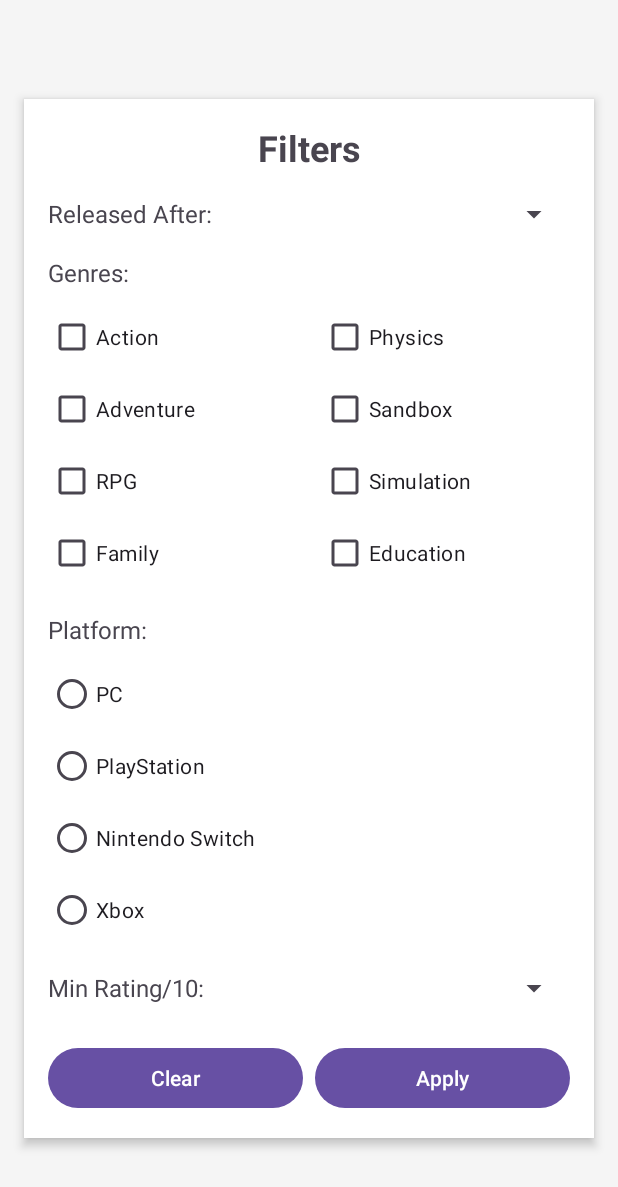
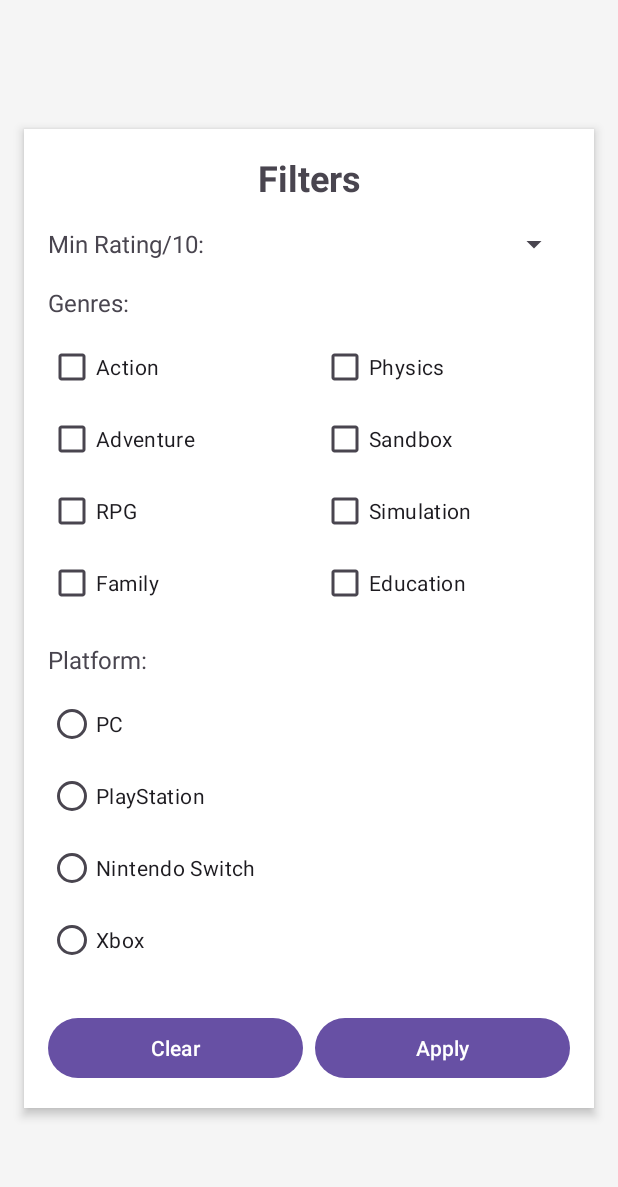
Before and after one commit to omarkashour/GamesAndroidApp, an Android app: the FiltersActivity screen opened directly, with no data from a screen before it, on a phone screen of 412 x 824 dp. Shown: the top 1187 px of the screen. Run offline under Robolectric (Android 15) with nearby library versions, the phone set to English and light mode, and no system bars.

Commit message:
Started work on filters

```diff
--- a/app/src/main/java/com/example/gamesapp/CheckoutActivity.java
+++ b/app/src/main/java/com/example/gamesapp/CheckoutActivity.java
@@ -23,6 +23,7 @@ import com.google.gson.Gson;
 import com.google.gson.reflect.TypeToken;
 
 import java.lang.reflect.Type;
+import java.util.ArrayList;
 import java.util.List;
 
 public class CheckoutActivity extends AppCompatActivity {
@@ -37,7 +38,6 @@ public class CheckoutActivity extends AppCompatActivity {
     private Button btnCancel;
     private Button btnCheckout;
     private TextView txtTitle;
-    private int total = 0;
 
     SharedPreferences prefs;
     SharedPreferences.Editor editor;
@@ -86,10 +86,21 @@ public class CheckoutActivity extends AppCompatActivity {
             String json2 = g.toJson(games);
             editor.putString(MainActivity.GAMES,json2);
             editor.commit();
+            clearCart();
             Toast.makeText(this, "Checkout Successful!", Toast.LENGTH_SHORT).show();
             this.finish();
 
         });
+    }
+    private void clearCart(){
+        boolean flag = prefs.getBoolean(ItemDetailsActivity.FLAG_CART, false);
+        Gson gson = new Gson();
+        if (flag) {
+            List<Game> cart = new ArrayList<>();
+            String json = gson.toJson(cart);
+            editor.putString(ItemDetailsActivity.CART, json);
+            editor.commit();
+        }
     }
 
 
@@ -108,8 +119,8 @@ public class CheckoutActivity extends AppCompatActivity {
 
     private void handleIntent() {
         Intent intent = getIntent();
-        total = intent.getIntExtra(ShoppingCartActivity.TOTAL,0);
-        txtTitle.setText("Checkout (₪"+total+")");
+        int total = intent.getIntExtra(ShoppingCartActivity.TOTAL, 0);
+        txtTitle.setText("Checkout (₪"+ total +")");
     }
 
     private void handleCancel() {
--- a/app/src/main/java/com/example/gamesapp/FiltersActivity.java
+++ b/app/src/main/java/com/example/gamesapp/FiltersActivity.java
@@ -1,6 +1,11 @@
 package com.example.gamesapp;
 
 import android.os.Bundle;
+import android.widget.Button;
+import android.widget.CheckBox;
+import android.widget.RadioButton;
+import android.widget.RadioGroup;
+import android.widget.Spinner;
 
 import androidx.activity.EdgeToEdge;
 import androidx.appcompat.app.AppCompatActivity;
@@ -8,7 +13,30 @@ import androidx.core.graphics.Insets;
 import androidx.core.view.ViewCompat;
 import androidx.core.view.WindowInsetsCompat;
 
+import com.example.gamesapp.data_access.Game;
+
 public class FiltersActivity extends AppCompatActivity {
+
+    private Spinner spinnerReleasedAfter;
+    private Spinner spinnerMinRating;
+
+    private CheckBox checkboxAction;
+    private CheckBox checkboxAdventure;
+    private CheckBox checkboxRpg;
+    private CheckBox checkboxFamily;
+    private CheckBox checkboxPhysics;
+    private CheckBox checkboxSandbox;
+    private CheckBox checkboxSimulation;
+    private CheckBox checkboxEducation;
+
+    private RadioGroup radioGroupPlatform;
+    private RadioButton radioPC;
+    private RadioButton radioPlaystation;
+    private RadioButton radioSwitch;
+    private RadioButton radioXbox;
+
+    private Button btnClearFilters;
+    private Button btnApplyFilters;
 
     @Override
     protected void onCreate(Bundle savedInstanceState) {
@@ -20,5 +48,48 @@ public class FiltersActivity extends AppCompatActivity {
             v.setPadding(systemBars.left, systemBars.top, systemBars.right, systemBars.bottom);
             return insets;
         });
+        setupViews();
+        handleApply();
+        handleClear();
+    }
+
+    private void handleApply() {
+        btnApplyFilters.setOnClickListener(e->{
+            Game filters = new Game();
+        });
+    }
+
+    private void handleClear() {
+        btnClearFilters.setOnClickListener(e->{
+
+        });
+    }
+
+
+
+    private void setupViews() {
+
+        spinnerMinRating = findViewById(R.id.spinnerMinRating);
+
+
+        checkboxAction = findViewById(R.id.checkbox_action);
+        checkboxAdventure = findViewById(R.id.checkbox_adventure);
+        checkboxRpg = findViewById(R.id.checkbox_rpg);
+        checkboxFamily = findViewById(R.id.checkbox_family);
+        checkboxPhysics = findViewById(R.id.checkbox_physics);
+        checkboxSandbox = findViewById(R.id.checkbox_sandbox);
+        checkboxSimulation = findViewById(R.id.checkbox_simulation);
+        checkboxEducation = findViewById(R.id.checkbox_education);
+
+
+        radioGroupPlatform = findViewById(R.id.radioGroupPlatform);
+        radioPC = findViewById(R.id.radioPC);
+        radioPlaystation = findViewById(R.id.radioPlaystation);
+        radioSwitch = findViewById(R.id.radioSwitch);
+        radioXbox = findViewById(R.id.radioXbox);
+
+
+        btnClearFilters = findViewById(R.id.btnClearFilters);
+        btnApplyFilters = findViewById(R.id.btnApplyFilters);
     }
 }
--- a/app/src/main/java/com/example/gamesapp/MainActivity.java
+++ b/app/src/main/java/com/example/gamesapp/MainActivity.java
@@ -76,7 +76,6 @@ public class MainActivity extends AppCompatActivity {
 
 
     private void handleItemClick() {
-
         listGames.setOnItemClickListener((adapterView, view, i, l) -> {
             Game selectedGame = (Game) adapterView.getItemAtPosition(i);
             Intent intent = new Intent(MainActivity.this, ItemDetailsActivity.class);
--- a/app/src/main/java/com/example/gamesapp/ShoppingCartActivity.java
+++ b/app/src/main/java/com/example/gamesapp/ShoppingCartActivity.java
@@ -67,7 +67,7 @@ public class ShoppingCartActivity extends AppCompatActivity {
         });
     }
 
-     void clearCart() {
+    private void clearCart() {
         boolean flag = prefs.getBoolean(ItemDetailsActivity.FLAG_CART, false);
         Gson gson = new Gson();
         if (flag) {
--- a/app/src/main/java/com/example/gamesapp/data_access/Game.java
+++ b/app/src/main/java/com/example/gamesapp/data_access/Game.java
@@ -35,6 +35,10 @@ public class Game implements Serializable {
         this.description = description;
         this.quantity = quantity;
         this.coverImage = coverImage;
+    }
+
+    public Game(){
+
     }
 
     public int getCoverImage() {
--- a/app/src/main/res/layout/activity_filters.xml
+++ b/app/src/main/res/layout/activity_filters.xml
@@ -26,14 +26,12 @@
 
 
         <TextView
-            android:id="@+id/titleFilters"
             android:layout_width="match_parent"
             android:layout_height="wrap_content"
             android:text="Filters"
             android:textSize="24sp"
             android:textStyle="bold"
             android:gravity="center"/>
-
 
         <LinearLayout
             android:layout_width="match_parent"
@@ -44,7 +42,7 @@
             <TextView
                 android:layout_width="wrap_content"
                 android:layout_height="wrap_content"
-                android:text="Released After:"
+                android:text="Min Rating/10:"
                 android:textSize="16sp"
                 android:layout_gravity="center_vertical"/>
 
@@ -53,11 +51,12 @@
                 android:layout_height="wrap_content"/>
 
             <Spinner
-                android:id="@+id/spinnerReleasedAfter"
+                android:id="@+id/spinnerMinRating"
                 android:layout_width="0dp"
                 android:layout_height="wrap_content"
                 android:layout_weight="1"/>
         </LinearLayout>
+
 
 
         <TextView
@@ -181,29 +180,6 @@
         </RadioGroup>
 
 
-        <LinearLayout
-            android:layout_width="match_parent"
-            android:layout_height="wrap_content"
-            android:orientation="horizontal"
-            android:layout_marginTop="16dp">
-
-            <TextView
-                android:layout_width="wrap_content"
-                android:layout_height="wrap_content"
-                android:text="Min Rating/10:"
-                android:textSize="16sp"
-                android:layout_gravity="center_vertical"/>
-
-            <Space
-                android:layout_width="8dp"
-                android:layout_height="wrap_content"/>
-
-            <Spinner
-                android:id="@+id/spinnerMinRating"
-                android:layout_width="0dp"
-                android:layout_height="wrap_content"
-                android:layout_weight="1"/>
-        </LinearLayout>
 
         <!-- Buttons -->
         <LinearLayout
```
